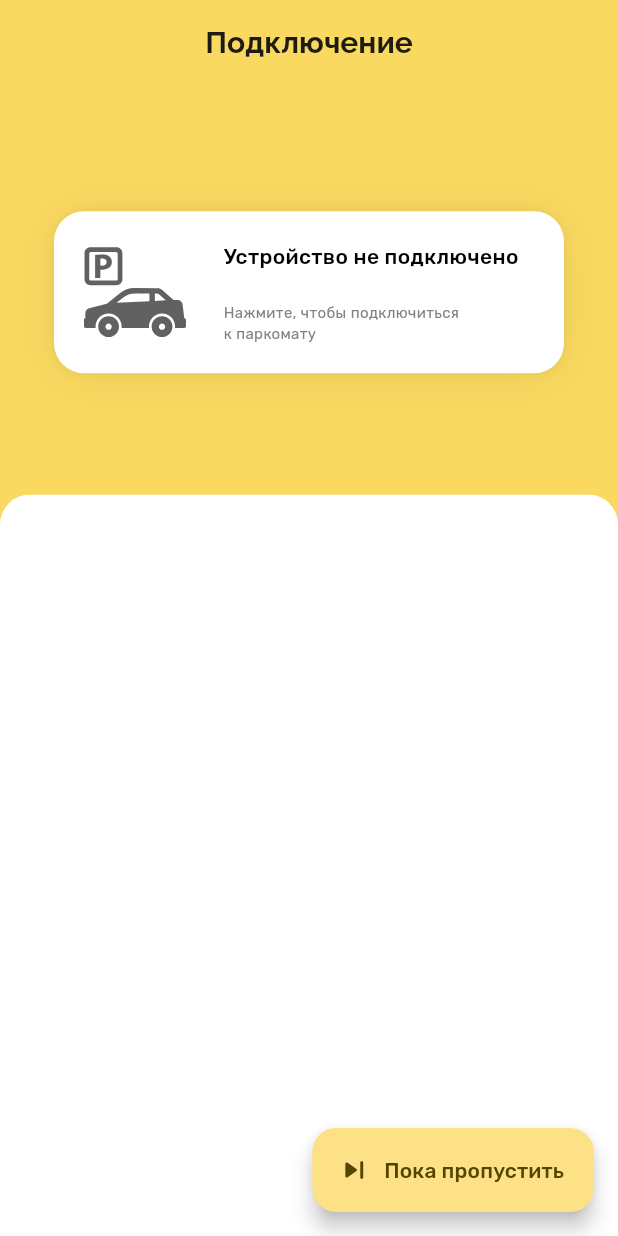
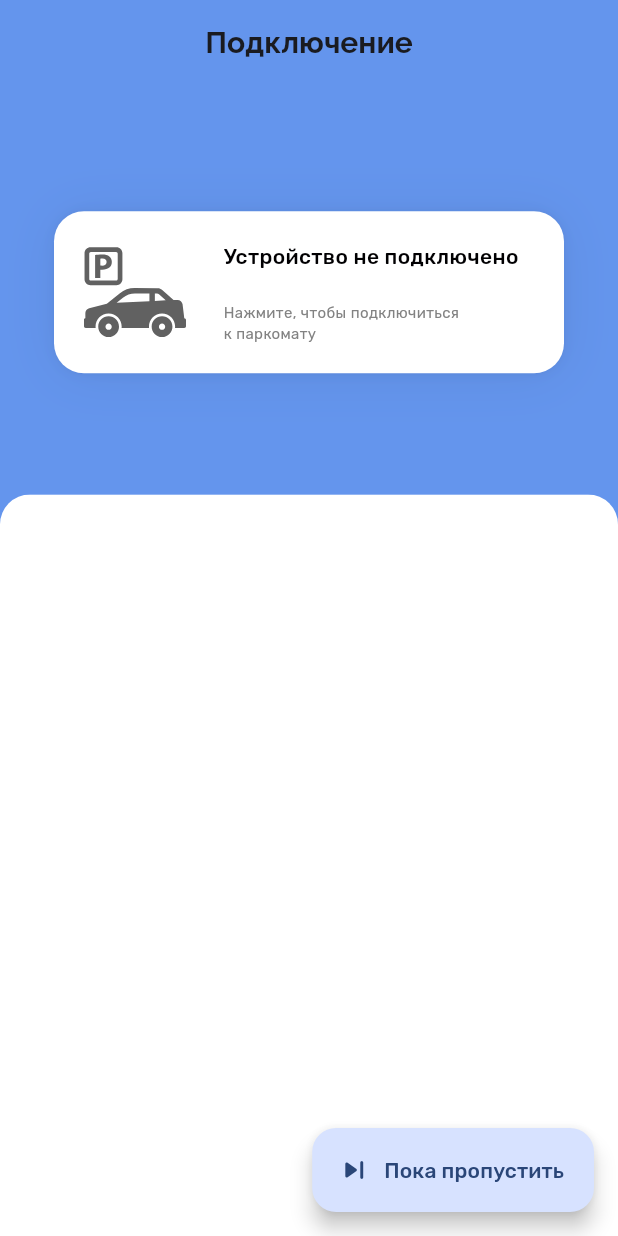
Before and after one commit to vladgaf/parking_future, a Flutter app: the screen it shows after launch, on a phone screen of 412 x 824 dp. Run offline on Flutter 3.47's test engine with Material 3 defaults, Android fonts, the phone set to English and light mode, and no system bars; our stand-ins replace bloc, cached_network_image, dio, equatable, flutter_bloc, flutter_bluetooth_serial and 10 more; accounts and stored records are empty; statements that could not run were skipped.

Commit message:
manifest fix

```diff
--- a/assets/data/config.json
+++ b/assets/data/config.json
@@ -1,4 +1,3 @@
 {
-  "accentColor": "#52b1ff",
-  "drinksQuantity": 8
+  "accentColor": "#52b1ff"
 }
--- a/lib/core/theme.dart
+++ b/lib/core/theme.dart
@@ -2,7 +2,7 @@ import 'package:flutter/material.dart';
 import 'package:google_fonts/google_fonts.dart';
 
 class AppTheme {
-  static const _accent = Color(0xFFFAD960);
+  static const _accent = Color(0xFF6495ED);
   static final accent = _createMaterialColor(_accent);
   static const error = Colors.redAccent;
 
```
Also changed, not shown: 1 other file.
